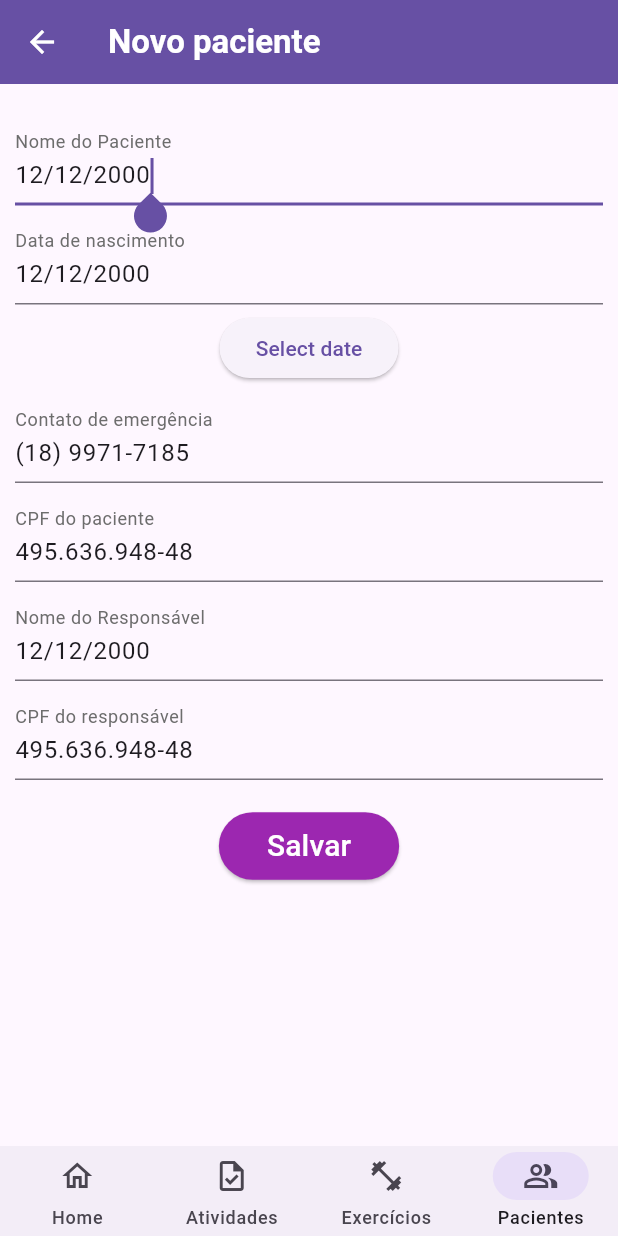
After one commit to LuisLima2002/voz_amiga, a Flutter app: the screen it shows after launch, item 4 of the bottom bar chosen, after a tap on the "add" icon, on a phone screen of 412 x 824 dp. The commit adds this screen. Run offline on Flutter 3.47's test engine with Material 3 defaults, Android fonts, the phone set to English and light mode, and no system bars; our stand-ins replace brasil_fields, file_picker, flutter_secure_storage, flutter_slidable, go_router, infinite_scroll_pagination and 1 more; network calls fail.

Commit message:
Adding patient tab

```diff
--- a/lib/dto/auth_response.dto.dart
+++ b/lib/dto/auth_response.dto.dart
@@ -6,5 +6,5 @@ class AuthResponseDTO {
   AuthResponseDTO.fromJSON(Map<String, dynamic> data)
       : token = data['token'],
         resetPassword = data['updateCredential'] ?? false,
-        isPatient = data['isPatiten'] ?? true;
+        isPatient = data['isPatient'] ?? true;
 }
--- /dev/null
+++ b/lib/dto/patient.dto.dart
@@ -0,0 +1,30 @@
+class PatientDTO {
+  final String id;
+  final String name;
+  final String birthdate;
+  final String emergencyContact;
+  final String cpfPatient;
+  final String nameResponsible;
+  final String responsibleDocument;
+
+
+  const PatientDTO({
+    required this.id,
+    required this.name,
+    required this.birthdate,
+    required this.emergencyContact,
+    required this.cpfPatient,
+    required this.nameResponsible,
+    required this.responsibleDocument,
+  });
+
+  PatientDTO.fromJSON(Map<String, dynamic> data)
+      : id = data['id'],
+        name = data['name'],
+        birthdate = data['birthdate'],
+        emergencyContact = data['emergencyContact'],
+        cpfPatient = data['cpfPatient'],
+        nameResponsible = data['nameResponsible'],
+        responsibleDocument = data['responsibleDocument']
+      ;
+}
--- a/lib/dto/result.dto.dart
+++ b/lib/dto/result.dto.dart
@@ -10,7 +10,7 @@ class ResultWithBody<T> extends Result {
   ) : super.parseJSON(data) {
     try {
       if (data['messages'] == null) {
-        _content = bodyParser(data['value']);
+        _content = bodyParser(data);
       }
     } catch (e) {
       throw Exception(e);
--- a/lib/infra/services/login.service.dart
+++ b/lib/infra/services/login.service.dart
@@ -20,7 +20,7 @@ class LoginService {
     return token != null && token.isNotEmpty;
   }
 
-  Future<Result> login(String? user, String? password) async {
+  Future<ResultWithBody> login(String? user, String? password) async {
     var response = await ApiClient.post(
       _path,
       {
@@ -38,7 +38,6 @@ class LoginService {
     if (!result.hasErrors) {
       await _storage.write(key: 'jwt', value: result.content.token);
     }
-
-    return ResultWithBody.of(true);
+    return result;
   }
 }
--- /dev/null
+++ b/lib/infra/services/patients.service.dart
@@ -0,0 +1,69 @@
+import 'dart:convert';
+import 'package:file_picker/file_picker.dart';
+import 'package:http_parser/http_parser.dart';
+import 'package:intl/intl.dart';
+import 'package:mime/mime.dart';
+
+import 'package:http/http.dart' as http;
+import 'package:voz_amiga/dto/patient.dto.dart';
+import 'package:voz_amiga/dto/result.dto.dart';
+import 'package:voz_amiga/shared/client.dart';
+import 'package:voz_amiga/utils/paginated.dart';
+
+class PatientsService {
+  static const String _frag = 'patient';
+
+  static Future<(dynamic, Paginated<PatientDTO>)> getPatients({
+    String? filter,
+    int? page,
+    int? pageSize,
+  }) async {
+    final response = await ApiClient.get(_frag);
+    if (response.statusCode == 200) {
+      final body = jsonDecode(response.body);
+      return (
+        null,
+        Paginated.fromJson(
+          response: body,
+          parseList: (l) => l.map(
+            (d) {
+              return PatientDTO.fromJSON(d);
+            },
+          ).toList(),
+        ),
+      );
+    } else {
+      return (
+        jsonDecode(response.body),
+        Paginated<PatientDTO>.empty(),
+      );
+    }
+  }
+
+  static Future<int> save({
+    required String name,
+    required String birthdate,
+    required String emergencyContact,
+    required String cpfPatient,
+    required String nameResponsable,
+    required String responsibleDocument,
+  }) async {
+    try {
+      var response = await ApiClient.post(
+      _frag,
+      {
+        "name": name,
+        "birthdate":  DateFormat('dd/MM/yyyy').parse(birthdate).toIso8601String(),
+        "emergencyContact": emergencyContact,
+        "patientDocument":cpfPatient,
+        "nameResponsible": nameResponsable,
+        "responsibleDocument": responsibleDocument
+      }
+    );
+      return response.statusCode;
+    } catch (e) {
+      print('at saving: $e');
+      rethrow;
+    }
+  }
+}
--- a/lib/pages/navigation_container.page.dart
+++ b/lib/pages/navigation_container.page.dart
@@ -120,6 +120,11 @@ class NavigationContainer extends StatelessWidget {
         selectedIcon: Icon(Icons.fitness_center_outlined),
         label: 'Exercícios',
       ),
+      NavigationDestination(
+        icon: Icon(Icons.people),
+        selectedIcon: Icon(Icons.people_alt_outlined),
+        label: 'Pacientes',
+      ),
     ];
   }
 
--- /dev/null
+++ b/lib/pages/patients/patient_form.page.dart
@@ -0,0 +1,305 @@
+import 'package:brasil_fields/brasil_fields.dart';
+import 'package:file_picker/file_picker.dart';
+import 'package:flutter/material.dart';
+import 'package:flutter/services.dart';
+import 'package:intl/intl.dart';
+import 'package:mime/mime.dart';
+// import 'package:voz_amiga/components/video_player.dart';
+import 'package:voz_amiga/infra/services/activities.service.dart';
+import 'package:voz_amiga/infra/services/patients.service.dart';
+
+class PatientFormPage extends StatefulWidget {
+  final String? id;
+  const PatientFormPage({super.key, this.id = '0'});
+
+  @override
+  State<PatientFormPage> createState() => _PatientFormPageState();
+}
+
+class _PatientFormPageState extends State<PatientFormPage> {
+  late Map<String, TextEditingController> _controllers;
+  final _formKey = GlobalKey<FormState>(debugLabel: 'patientForm');
+  @override
+  void initState() {
+    super.initState();
+    _controllers = <String, TextEditingController>{
+      'name': TextEditingController(),
+      'birthdate': TextEditingController(),
+      'emergencyContact': TextEditingController(),
+      'cpfPatient': TextEditingController(),
+      'nameResponsable': TextEditingController(),
+      'responsibleDocument': TextEditingController(),
+    };
+    for (var key in _controllers.keys) {
+      _controllers[key]!.text="12/12/2000";
+    }
+    _controllers['cpfPatient']!.text="495.636.948-48";
+    _controllers['emergencyContact']!.text="(18) 9971-7185";
+    _controllers['responsibleDocument']!.text="495.636.948-48";
+  }
+
+  @override
+  void dispose() {
+    _controllers.forEach((k, c) {
+      c.dispose();
+    });
+    super.dispose();
+  }
+
+  @override
+  Widget build(BuildContext context) {
+    return SingleChildScrollView(
+      child: Padding(
+        padding: const EdgeInsets.all(10),
+        child: Form(
+          key: _formKey,
+          child: Column(
+            children: [
+              const SizedBox(height: 15),
+              _nameFormField,
+              const SizedBox(height: 10),
+              ..._birthdateFormField,
+              const SizedBox(height: 10),
+              _emergencyContactFormField,
+              const SizedBox(height: 10),
+              _cpfPatientFormField,
+              const SizedBox(height: 10),
+              _nameResponsableFormField,
+              const SizedBox(height: 10),
+              _responsibleDocumentFormField,
+              const SizedBox(height: 10),
+              Padding(
+                padding: const EdgeInsets.only(top: 10),
+                child: ElevatedButton(
+                  style: ElevatedButton.styleFrom(
+                    backgroundColor: Colors.purple,
+                  ),
+                  onPressed: () async {
+                    await _save();
+                  },
+                  child: const Padding(
+                    padding: EdgeInsets.all(8),
+                    child: Text(
+                      "Salvar",
+                      style: TextStyle(fontSize: 20, color: Colors.white),
+                    ),
+                  ),
+                ),
+              ),
+            ],
+          ),
+        ),
+      ),
+    );
+  }
+
+  Future<void> _save() async {
+    if (_formKey.currentState!.validate()) {
+      try {
+        var res = await PatientsService.save(
+          name: _controllers['name']!.text,
+          birthdate: _controllers['birthdate']!.text,
+          emergencyContact: _controllers['emergencyContact']!.text,
+          cpfPatient: _controllers['cpfPatient']!.text,
+          nameResponsable: _controllers['nameResponsable']!.text,
+          responsibleDocument: _controllers['responsibleDocument']!.text,
+
+        );
+        if (res > 0) {
+          setState(() {
+            _formKey.currentState?.reset();
+            _controllers.forEach((k, v) {
+              _controllers[k]!.text = '';
+            });
+          });
+        }
+      } catch (e) {
+        showDialog(
+          // ignore: use_build_context_synchronously
+          context: context,
+          builder: (context) {
+            return AlertDialog(
+              alignment: Alignment.center,
+              icon: const Icon(Icons.dangerous, color: Colors.red, size: 35),
+              title: const Text('Ocorreu um erro durante o salvamento!'),
+              titleTextStyle: const TextStyle(
+                color: Colors.black,
+                fontSize: 20,
+              ),
+              content: Text(e.toString()),
+              actions: [
+                TextButton(
+                  child: const Text(
+                    'Cancelar',
+                    style: TextStyle(
+                      color: Colors.red,
+                      fontWeight: FontWeight.w600,
+                    ),
+                  ),
+                  onPressed: () {
+                    Navigator.of(context).pop();
+                  },
+                )
+              ],
+            );
+          },
+        );
+      }
+    }
+  }
+
+
+  Widget get _nameFormField {
+    return TextFormField(
+      autofocus: true,
+      controller: _controllers['name'],
+      validator: (value) {
+        if (value == null || value.isEmpty) {
+          return "Obrigatório!";
+        }
+        if (value.length < 3) {
+          return "Ao menos 3 caracteres";
+        }
+        if (value.length > 50) {
+          return "No máximo caracteres";
+        }
+        return null;
+      },
+      keyboardType: TextInputType.text,
+      decoration: const InputDecoration(
+        labelText: "Nome do Paciente",
+        labelStyle: TextStyle(color: Color(0xFF6D6D6D)),
+      ),
+    );
+  }
+
+    List<Widget> get _birthdateFormField {
+    return [TextFormField(
+                readOnly: true,
+                validator: (value) {
+                    if (value == null || value.isEmpty) {
+                      return "Obrigatório!";
+                    }
+                    return null;
+                  },
+                controller: _controllers['birthdate'],
+                decoration: const InputDecoration(
+                  labelText: "Data de nascimento",
+                  labelStyle: TextStyle(color: Color(0xFF6D6D6D)),
+                ),
+              ),
+              const SizedBox(height: 5),
+              ElevatedButton(
+                onPressed: () async {
+                  final DateTime? pickedDate = await showDatePicker(
+                    context: context,
+                    initialDate: DateTime.now(),
+                    firstDate: DateTime(1900),
+                    lastDate: DateTime.now(),
+                  );
+                  if (pickedDate != null) {
+                    _controllers['birthdate']!.text =
+                        DateFormat('dd/MM/yyyy').format(pickedDate);
+                  }
+                },
+                child: const Text('Select date'),
+              )];
+  }
+
+    Widget get _emergencyContactFormField {
+    return TextFormField(
+                autofocus: true,
+                validator: (value) {
+                    if (value == null || value.isEmpty) {
+                      return "Obrigatório!";
+                    }
+                    if(value.length!=14){
+                      return "Número inválido";
+                    }
+                    return null;
+                  },
+                controller: _controllers['emergencyContact'],
+                keyboardType: TextInputType.phone,
+                decoration: const InputDecoration(
+                  labelText: "Contato de emergência",
+                  labelStyle: TextStyle(color: Color(0xFF6D6D6D)),
+                ),
+                inputFormatters: <TextInputFormatter>[
+                  FilteringTextInputFormatter.digitsOnly,
+                  TelefoneInputFormatter()
+                ],
+              );
+  }
+
+  Widget get _cpfPatientFormField {
+    return TextFormField(
+                autofocus: true,
+                validator: (value) {
+                    if (value == null || value.isEmpty) {
+                      return "Obrigatório!";
+                    }
+                    if(!UtilBrasilFields.isCPFValido(value)){
+                      return "CPF inválido";
+                    }
+                    return null;
+                  },
+                controller: _controllers['cpfPatient'],
+                keyboardType: TextInputType.text,
+                decoration: const InputDecoration(
+                    labelText: "CPF do paciente",
+                    labelStyle: TextStyle(color: Color(0xFF6D6D6D))),
+                inputFormatters: <TextInputFormatter>[
+                  FilteringTextInputFormatter.digitsOnly,
+                  CpfInputFormatter(),
+                ],
+              );
+  }
+
+ Widget get _nameResponsableFormField {
+    return TextFormField(
+      autofocus: true,
+      controller: _controllers['nameResponsable'],
+      validator: (value) {
+        if (value == null || value.isEmpty) {
+          return "Obrigatório!";
+        }
+        if (value.length < 3) {
+          return "Ao menos 3 caracteres";
+        }
+        if (value.length > 50) {
+          return "No máximo caracteres";
+        }
+        return null;
+      },
+      keyboardType: TextInputType.text,
+      decoration: const InputDecoration(
+        labelText: "Nome do Responsável",
+        labelStyle: TextStyle(color: Color(0xFF6D6D6D)),
+      ),
+    );
+  }
+
+    Widget get _responsibleDocumentFormField {
+    return TextFormField(
+                autofocus: true,
+                validator: (value) {
+                    if (value == null || value.isEmpty) {
+                      return "Obrigatório!";
+                    }
+                    if(!UtilBrasilFields.isCPFValido(value)){
+                      return "CPF inválido";
+                    }
+                    return null;
+                  },
+                controller: _controllers['responsibleDocument'],
+                keyboardType: TextInputType.text,
+                decoration: const InputDecoration(
+                    labelText: "CPF do responsável",
+                    labelStyle: TextStyle(color: Color(0xFF6D6D6D))),
+                inputFormatters: <TextInputFormatter>[
+                  FilteringTextInputFormatter.digitsOnly,
+                  CpfInputFormatter(),
+                ],
+              );
+  }
+}
--- /dev/null
+++ b/lib/pages/patients/patients_list.page.dart
@@ -0,0 +1,232 @@
+import 'dart:async';
+
+import 'package:flutter/material.dart';
+import 'package:flutter_slidable/flutter_slidable.dart';
+import 'package:go_router/go_router.dart';
+import 'package:infinite_scroll_pagination/infinite_scroll_pagination.dart';
+import 'package:voz_amiga/dto/patient.dto.dart';
+import 'package:voz_amiga/infra/services/patients.service.dart';
+import 'package:voz_amiga/shared/consts.dart';
+import 'package:voz_amiga/utils/platform_utils.dart';
+
+class PatientsListPage extends StatefulWidget {
+  const PatientsListPage({super.key});
+
+  @override
+  State<PatientsListPage> createState() => _PatientsListPageState();
+}
+
+class _PatientsListPageState extends State<PatientsListPage> {
+
+  final filterController  = TextEditingController();
+  @override
+  void initState() {
+    super.initState();
+    _pagingController.addPageRequestListener((pageKey) {
+      _fetchPage(pageKey);
+    });
+  }
+
+  @override
+  void dispose() {
+    _pagingController.dispose();
+    super.dispose();
+  }
+
+  @override
+  Widget build(BuildContext context) {
+    return Scaffold(
+      body: Center(
+        child: _body(context),
+      ),
+      floatingActionButton: FloatingActionButton(
+        onPressed: () {
+          context.go(RouteNames.newPatient);
+        },
+        backgroundColor: Theme.of(context).colorScheme.primary,
+        foregroundColor: Theme.of(context).colorScheme.onPrimary,
+        clipBehavior: Clip.antiAlias,
+        shape: const CircleBorder(),
+        child: const Icon(Icons.add),
+      ),
+    );
+  }
+
+  final _numberOfPostsPerRequest = 10;
+
+  final PagingController<int, PatientDTO> _pagingController =
+      PagingController(firstPageKey: 0);
+
+  Future<void> _fetchPage(int pageKey) async {
+    try {
+      final (error, patients) = await PatientsService.getPatients(
+        filter: filterController.text,
+        page: pageKey,
+        pageSize: _numberOfPostsPerRequest,
+      );
+      final isLastPage =
+          patients.total <= patients.itensPerPage * patients.page;
+      if (error != null) {
+        _pagingController.error = error;
+      } else {
+        if (isLastPage) {
+          _pagingController.appendLastPage(patients.result);
+        } else {
+          final nextPageKey = pageKey + 1;
+          _pagingController.appendPage(patients.result, nextPageKey);
+        }
+      }
+    } catch (e) {
+      print("error --> $e");
+      _pagingController.error = e;
+    }
+  }
+
+  Widget _body(BuildContext context) {
+    return RefreshIndicator(
+      onRefresh: () => Future.sync(() => _pagingController.refresh()),
+      child: Column(
+        crossAxisAlignment: CrossAxisAlignment.center,
+        children: [
+          Padding(
+            padding: const EdgeInsets.symmetric(horizontal: 5),
+            child: TextFormField(
+              controller: filterController,
+              // onChanged: (value) => {_fetchPage(0)},
+              decoration: const InputDecoration(
+                hintText: 'Busque por nome',
+              ),
+            ),
+          ),
+          SlidableAutoCloseBehavior(
+            closeWhenOpened: true,
+            child: PagedListView<int, PatientDTO>.separated(
+              shrinkWrap: true,
+              separatorBuilder: (context, index) {
+                return SizedBox(
+                  height: 0.5,
+                  child: ColoredBox(
+                    color: Colors.grey[300]!,
+                  ),
+                );
+              },
+              pagingController: _pagingController,
+              builderDelegate: PagedChildBuilderDelegate<PatientDTO>(
+                itemBuilder: _buildTile,
+                noItemsFoundIndicatorBuilder: (context) {
+                  return const Center(
+                    child: Text(
+                      "Algo deu errado!\nTente novamente",
+                      style: TextStyle(
+                        fontWeight: FontWeight.bold,
+                        color: Color.fromARGB(255, 55, 170, 223),
+                      ),
+                    ),
+                  );
+                },
+                firstPageErrorIndicatorBuilder: (context) {
+                  return const Column(
+                    mainAxisAlignment: MainAxisAlignment.center,
+                    children: [
+                      Icon(
+                        Icons.dangerous,
+                        color: Color(0xFF770000),
+                        size: 35,
+                      ),
+                      Text(
+                        "Algo deu errado!",
+                        style: TextStyle(
+                          fontWeight: FontWeight.bold,
+                          fontSize: 20,
+                          color: Color(0xFF770000),
+                        ),
+                      ),
+                      Text(
+                        "Tenta mais tarde",
+                        style: TextStyle(
+                          fontWeight: FontWeight.bold,
+                          color: Color(0xFF770000),
+                        ),
+                      ),
+                    ],
+                  );
+                },
+              ),
+            ),
+          ),
+        ],
+      ),
+    );
+  }
+
+  Widget _buildTile(BuildContext context, PatientDTO item, int index) {
+    return Slidable(
+      endActionPane: ActionPane(
+        motion: const ScrollMotion(),
+        children: [
+          SlidableAction(
+            backgroundColor: Colors.blueAccent,
+            label: 'Editar',
+            icon: Icons.edit_outlined,
+            onPressed: (context) {
+              // context.go(RouteNames.editActivity(item.id));
+            },
+          ),
+        ],
+      ),
+      child: _title(context,item),
+    );
+  }
+
+   Widget _title(BuildContext context, PatientDTO item) {
+    return ListTile(
+      onTap: () {
+        // context.go(RouteNames.activity(item.id));
+      },
+      trailing: _trailing(context),
+      title: Text(
+        item.name,
+        style: const TextStyle(
+          fontWeight: FontWeight.bold,
+          fontSize: 18,
+        ),
+      ),
+      subtitle: Text(
+        item.cpfPatient,
+        overflow: TextOverflow.ellipsis,
+        maxLines: 2,
+      ),
+    );
+  }
+
+  Widget? _trailing(BuildContext context) {
+    return MediaQuery.of(context).screenType == ScreenType.tablet ||
+            MediaQuery.of(context).screenType == ScreenType.desktop
+        ? SizedBox(
+            height: double.infinity,
+            child: Row(
+              mainAxisSize: MainAxisSize.min,
+              mainAxisAlignment: MainAxisAlignment.spaceEvenly,
+              crossAxisAlignment: CrossAxisAlignment.end,
+              children: [
+                IconButton(
+                  onPressed: () {},
+                  icon: const Icon(
+                    Icons.edit_document,
+                    color: Colors.blueAccent,
+                  ),
+                ),
+                IconButton(
+                  onPressed: () {},
+                  icon: const Icon(
+                    Icons.delete,
+                    color: Colors.red,
+                  ),
+                ),
+              ],
+            ),
+          )
+        : null;
+  }
+
+}
--- a/lib/shared/app.routes.dart
+++ b/lib/shared/app.routes.dart
@@ -1,6 +1,9 @@
 // libs
 import 'package:flutter/material.dart';
 import 'package:go_router/go_router.dart';
+import 'package:voz_amiga/pages/patients/patient_form.page.dart';
+import 'package:voz_amiga/pages/patients/patient_viewer.dart';
+import 'package:voz_amiga/pages/patients/patients_list.page.dart';
 // other
 import 'package:voz_amiga/shared/consts.dart';
 // pages
@@ -35,6 +38,9 @@ class AppRouteConfig {
     final exercisesPageKey = GlobalKey<NavigatorState>(
       debugLabel: 'exercisesPageNavigation',
     );
+    final pacientsPageKey = GlobalKey<NavigatorState>(
+      debugLabel: 'pacientsPageNavigation',
+    );
 
     return [
       StatefulShellRoute.indexedStack(
@@ -53,6 +59,11 @@ class AppRouteConfig {
                 name: 'Home',
                 path: RouteNames.home,
                 builder: (context, state) => const HomePage(),
+              ),
+              GoRoute(
+                name: 'Home Paciente',
+                path: RouteNames.homePatient,
+                builder: (context, state) => const Text("Vocé está logado como paciente"),
               ),
             ],
           ),
@@ -98,6 +109,38 @@ class AppRouteConfig {
               ),
             ],
           ),
+          StatefulShellBranch(
+            navigatorKey: pacientsPageKey,
+            routes: [
+              GoRoute(
+                name: 'Pacientes',
+                path: RouteNames.patientsList,
+                builder: (context, state) {
+                  return const PatientsListPage();
+                },
+                routes: [
+                  GoRoute(
+                    name: 'Paciente',
+                    path: ':id',
+                    builder: (context, state) {
+                      return PatientViewerPage(
+                        id: state.pathParameters['id']!,
+                      );
+                    },
+                  ),
+                  GoRoute(
+                    name: 'Novo paciente',
+                    path: ':id/form',
+                    builder: (context, state) {
+                      return PatientFormPage(
+                        id: state.pathParameters['id'],
+                      );
+                    },
+                  ),
+                ],
+              ),
+            ],
+          )
         ],
       ),
       GoRoute(
--- a/lib/shared/app_provider.dart
+++ b/lib/shared/app_provider.dart
@@ -2,6 +2,7 @@ import 'package:flutter/material.dart';
 import 'package:provider/provider.dart';
 import 'package:voz_amiga/infra/services/activities.service.dart';
 import 'package:voz_amiga/infra/services/login.service.dart';
+import 'package:voz_amiga/infra/services/patients.service.dart';
 import 'package:voz_amiga/shared/client.dart';
 
 class AppProvider {
@@ -19,6 +20,10 @@ class AppProvider {
         Provider<LoginService>(
           create: (_) => LoginService(),
           key: const Key('loginServiceProvider'),
+        ),
+        Provider<PatientsService>(
+          create: (_) => PatientsService(),
+          key: const Key('patientServiceProvider'),
         )
       ],
       child: component,
--- a/lib/shared/client.dart
+++ b/lib/shared/client.dart
@@ -3,7 +3,7 @@ import 'dart:io';
 import 'package:http/http.dart' as http;
 
 class ApiClient {
-  static const String _serverAdress = "192.168.0.6:5001";
+  static const String _serverAdress = "localhost:5001";
 
   static Future<http.Response> post(String route, Object body) async {
     final uri = _getUri(route);
--- a/lib/shared/consts.dart
+++ b/lib/shared/consts.dart
@@ -5,9 +5,14 @@ import 'package:voz_amiga/shared/app.routes.dart';
 class RouteNames {
   static const String login = '/login';
   static const String home = '/';
+  static const String homePatient= '/homePatient';
   static const String activityList = '/activity';
   static const String exercisesList = '/exercises';
   static const String newActivity = '/activity/new/form';
+  static const String patientsList= '/pacient';
+  static const String newPatient= '/pacient/new/form';
+  static String editPatient(String id) => '/patient/$id/form';
+  static String patient(String id) => '/patient/$id';
   static String editActivity(String id) => '/activity/$id/form';
   static String activity(String id) => '/activity/$id';
 }
```
Also changed, not shown: lib/pages/login.page.dart (+6 -1 lines), lib/pages/patients/patient_viewer.dart (added, +16 -0 lines).
